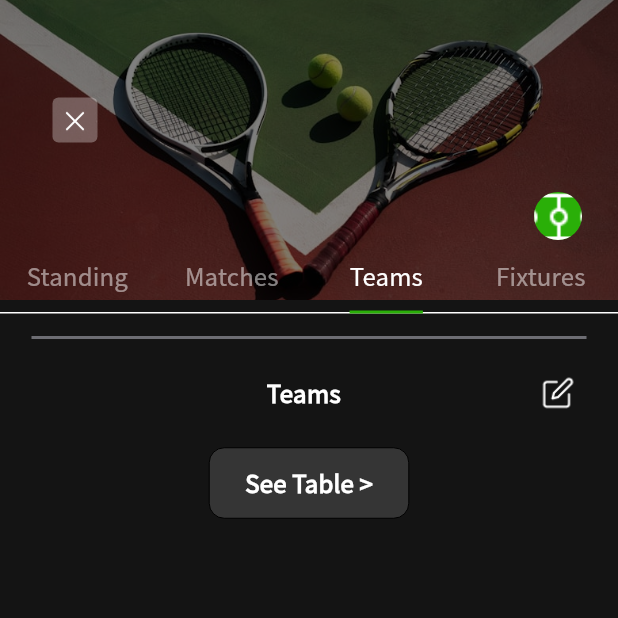
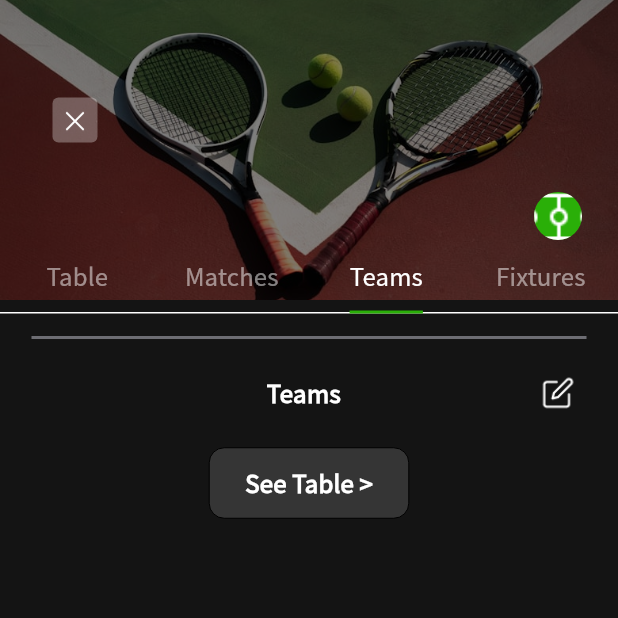
Before and after one commit to Sristy72/karl5-----Central-padel-league-manager, a Flutter app: the LeagueDetailsScreen screen opened directly with empty values, tab 3 chosen, on a phone screen of 412 x 824 dp, the top half of it. Run offline on Flutter 3.47's test engine with Material 3 defaults, Android fonts, the phone set to English and light mode, and no system bars; our stand-ins replace connectivity_plus, dartz, dio, equatable, file_picker, flutter_secure_storage and 7 more; missing offline and left inert: flutx_core; accounts and stored records are empty; network calls fail; statements that could not run were skipped.

Commit message:
Rename 'Standing' tab to 'Table' in league appbar
Updated the tab label from 'Standing' to 'Table' in CustomLeagueAppbar to improve clarity and consistency with common terminology.

```diff
--- a/lib/features/league/presentation/widgets/custom_league_appbar.dart
+++ b/lib/features/league/presentation/widgets/custom_league_appbar.dart
@@ -50,7 +50,7 @@ class CustomLeagueAppbar extends StatelessWidget
 
   @override
   Widget build(BuildContext context) {
-    final List<String> tabs = ['Standing', 'Matches', 'Teams', 'Fixtures'];
+    final List<String> tabs = ['Table', 'Matches', 'Teams', 'Fixtures'];
 
     return AppBar(
       elevation: 0.0,
```
